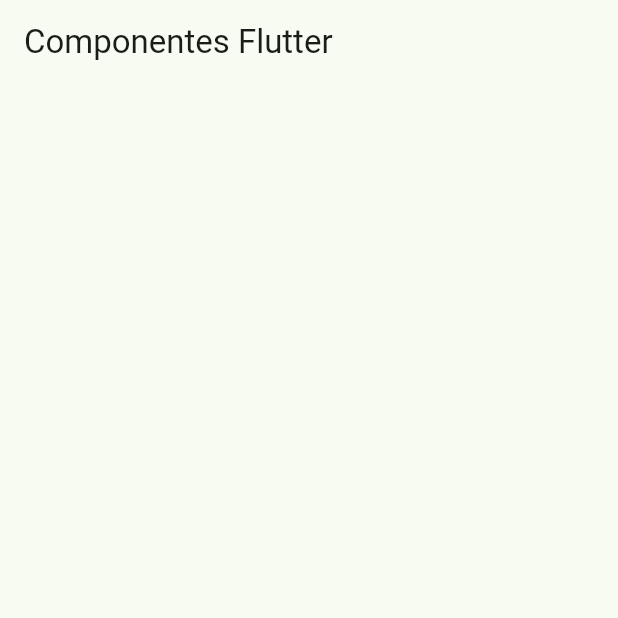
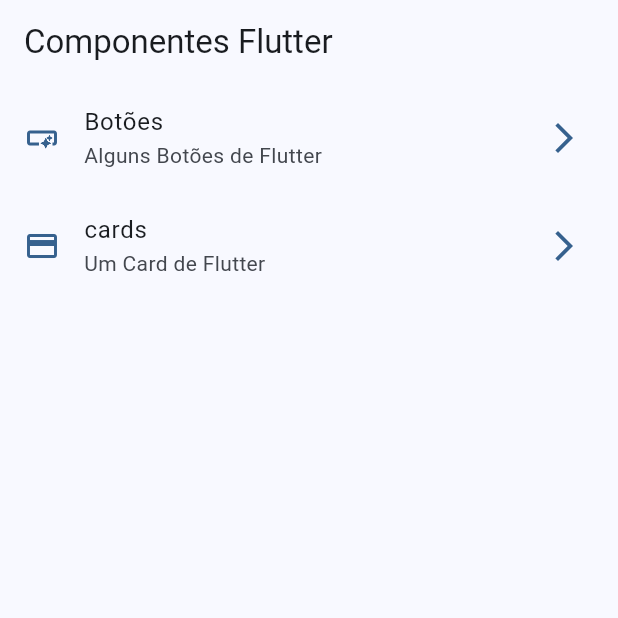
Before and after one commit to andreneri2004/collection-widgets, a Flutter app: the screen it shows after launch, on a phone screen of 412 x 824 dp, the top half of it. Run offline on Flutter 3.47's test engine with Material 3 defaults, Android fonts, the phone set to English and light mode, and no system bars; our stand-ins replace go_router.

Commit message:
Adição de rotas com o go_router

```diff
--- a/lib/config/menu/menu_item.dart
+++ b/lib/config/menu/menu_item.dart
@@ -14,7 +14,17 @@
   });
 }
 
-const MunuItems = <MenuItem>[
-  MenuItem(title: 'Botões', subtitle: 'Alguns Botões de Flutter', link: '/buttons', icon: Icons.smart_button_outlined),
-  MenuItem(title: 'Cardes', subtitle: 'Um Card de Flutter', link: '/cards', icon: Icons.credit_card),
+const appMenuItems = <MenuItem>[
+  MenuItem(
+    title: 'Botões',
+    subtitle: 'Alguns Botões de Flutter',
+    link: '/buttons',
+    icon: Icons.smart_button_outlined,
+  ),
+  MenuItem(
+    title: 'cards',
+    subtitle: 'Um Card de Flutter',
+    link: '/cards',
+    icon: Icons.credit_card,
+  ),
 ];
--- /dev/null
+++ b/lib/config/router/app_router.dart
@@ -0,0 +1,12 @@
+import 'package:collectionn_widgets/presentation/screens/screens.dart';
+import 'package:go_router/go_router.dart';
+
+// GoRouter configuration
+final appRouter = GoRouter(
+  initialLocation: '/',
+  routes: [
+    GoRoute(path: '/', builder: (context, state) => HomeScreen()),
+    GoRoute(path: '/buttons', builder: (context, state) => ButtonsScreen()),
+    GoRoute(path: '/cards', builder: (context, state) => CardsScreen()),
+  ],
+);
--- a/lib/main.dart
+++ b/lib/main.dart
@@ -1,17 +1,17 @@
+import 'package:collectionn_widgets/config/router/app_router.dart';
+import 'package:flutter/material.dart';
 import 'package:collectionn_widgets/config/theme/app_theme.dart';
-import 'package:collectionn_widgets/presentation/screens/home/home_screen.dart';
-import 'package:flutter/material.dart';
 
 void main() => runApp(MyApp());
 
 class MyApp extends StatelessWidget {
   @override
   Widget build(BuildContext context) {
-    return MaterialApp(
+    return MaterialApp.router(
+      routerConfig: appRouter,
       debugShowCheckedModeBanner: false,
-      theme: AppTheme(selectedColor: 5).getTheme(),
+      theme: AppTheme().getTheme(),
       title: 'Collection Widgets',
-      home: HomeScreen()
     );
   }
 }
--- a/lib/presentation/screens/home/home_screen.dart
+++ b/lib/presentation/screens/home/home_screen.dart
@@ -1,4 +1,7 @@
+import 'package:collectionn_widgets/config/menu/menu_item.dart';
+import 'package:collectionn_widgets/presentation/screens/buttons/buttons_screen.dart';
 import 'package:flutter/material.dart';
+import 'package:go_router/go_router.dart';
 
 class HomeScreen extends StatelessWidget {
   const HomeScreen({super.key});
@@ -6,9 +9,44 @@
   @override
   Widget build(BuildContext context) {
     return Scaffold(
-      appBar: AppBar(
-        title: const Text('Componentes Flutter'),
-      ),
+      appBar: AppBar(title: const Text('Componentes Flutter')),
+      body: _HomeView(),
     );
   }
 }
+
+class _HomeView extends StatelessWidget {
+  const _HomeView({super.key});
+
+  @override
+  Widget build(BuildContext context) {
+    return ListView.builder(
+      itemCount: appMenuItems.length,
+      itemBuilder: (context, index) {
+        final menuItem = appMenuItems[index];
+        return _CustomListTitle(menuItem: menuItem);
+      },
+    );
+  }
+}
+
+class _CustomListTitle extends StatelessWidget {
+  const _CustomListTitle({required this.menuItem});
+
+  final MenuItem menuItem;
+
+  @override
+  Widget build(BuildContext context) {
+    final colors = Theme.of(context).colorScheme;
+
+    return ListTile(
+      leading: Icon(menuItem.icon, color: colors.primary),
+      trailing: Icon(Icons.arrow_forward_ios_outlined, color: colors.primary),
+      title: Text(menuItem.title),
+      subtitle: Text(menuItem.subtitle),
+      onTap: () {
+        context.push(menuItem.link);
+      },
+    );
+  }
+}
--- /dev/null
+++ b/lib/presentation/screens/screens.dart
@@ -0,0 +1,3 @@
+export 'package:collectionn_widgets/presentation/screens/buttons/buttons_screen.dart';
+export 'package:collectionn_widgets/presentation/screens/cards/cards_screen.dart';
+export 'package:collectionn_widgets/presentation/screens/home/home_screen.dart';
```
Also changed, not shown: lib/presentation/screens/buttons/buttons_screen.dart (added, +13 -0 lines), lib/presentation/screens/cards/cards_screen.dart (added, +11 -0 lines), pubspec.yaml (+4 -11 lines), pubspec.lock.
